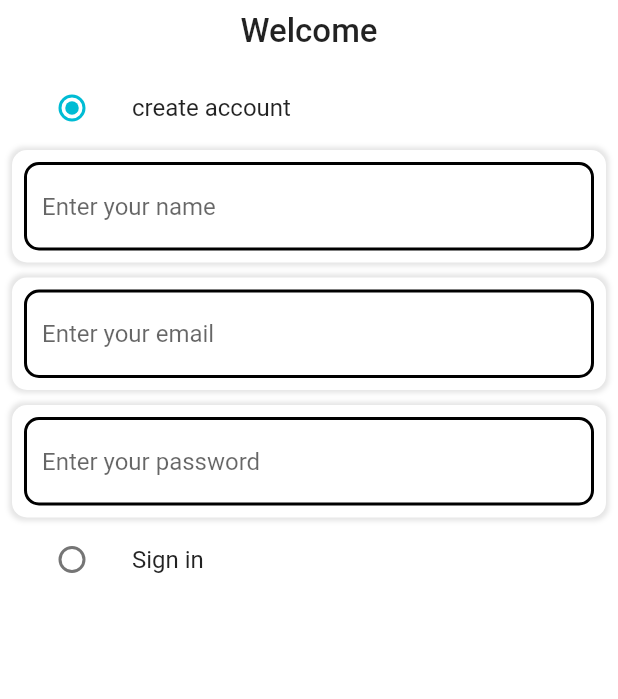
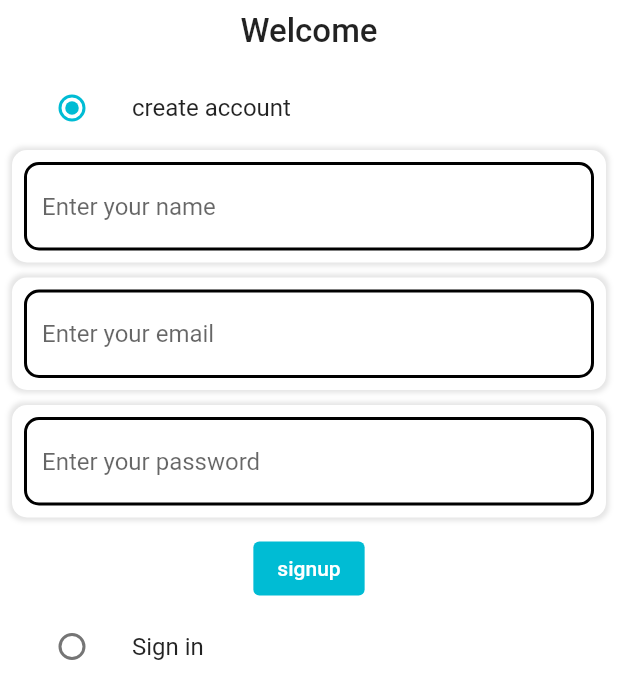
Before and after one commit to haithemmihoubi/amazon_clone, a Flutter app: the screen it shows after launch, on a phone screen of 412 x 824 dp. Shown: the top 699 px of the screen. Run offline on Flutter 3.47's test engine with Material 2 defaults, Android fonts, the phone set to English and light mode, and no system bars.

Commit message:
custom button

```diff
--- /dev/null
+++ b/lib/common/widgets/custom_button.dart
@@ -0,0 +1,21 @@
+import 'package:flutter/material.dart';
+
+class CustomButton extends StatelessWidget {
+  final String text;
+ final VoidCallback  onTap ;
+
+  const CustomButton({Key? key, required this.text, required this.onTap})
+      : super(key: key);
+
+  @override
+  Widget build(BuildContext context) {
+    return ElevatedButton(
+      onPressed:  onTap,
+      child: Text(text),
+    style: ElevatedButton.styleFrom(
+  elevation: 0,
+      maximumSize: const Size(double.infinity, 50)
+    ),
+    );
+  }
+}
--- a/lib/features/auth/screens/auth_screen.dart
+++ b/lib/features/auth/screens/auth_screen.dart
@@ -1,3 +1,4 @@
+import 'package:amazon_clone/common/widgets/custom_button.dart';
 import 'package:amazon_clone/common/widgets/custom_text_field.dart';
 import 'package:amazon_clone/constants/global_variables.dart';
 import 'package:flutter/material.dart';
@@ -19,8 +20,11 @@ class _AuthScreenState extends State<AuthScreen> {
   final _signinFormKey = GlobalKey<FormState>();
   final nameController = TextEditingController();
   final emailController = TextEditingController();
+
+  final passwordController1 = TextEditingController();
+  final emailController1 = TextEditingController();
+
   final passwordController = TextEditingController();
-
   @override
   void dispose() {
     // TODO: implement dispose
@@ -61,7 +65,7 @@ class _AuthScreenState extends State<AuthScreen> {
                         });
                       }),
                 ),
-                if (_auth == Auth.signup)
+                if(_auth == Auth.signup)
                   Form(
                       key: _signupFormKey,
                       child: Column(
@@ -81,8 +85,19 @@ class _AuthScreenState extends State<AuthScreen> {
                           CustomTextField(
                               controller: passwordController,
                               hint: "Enter your password"),
+                          const SizedBox(
+                            height: 10,
+                          ),
+                          CustomButton(
+                              text: 'signup',
+                              onTap: () {
+                                if (_signupFormKey.currentState!.validate()) {
+                                  print("valid");
+                                }
+                              }),
                         ],
                       )),
+
                 ListTile(
                   title: const Text(
                     "Sign in",
@@ -98,6 +113,32 @@ class _AuthScreenState extends State<AuthScreen> {
                         });
                       }),
                 ),
+                if(_auth == Auth.signin)
+                Form(
+                    key: _signinFormKey,
+                    child: Column(
+                      children: [
+                        CustomTextField(
+                            controller: emailController,
+                            hint: "Enter your email"),
+                        const SizedBox(
+                          height: 10,
+                        ),
+                        CustomTextField(
+                            controller: passwordController,
+                            hint: "Enter your password"),
+                        const SizedBox(
+                          height: 10,
+                        ),
+                        CustomButton(
+                            text: 'signup',
+                            onTap: () {
+                              if (_signinFormKey.currentState!.validate()) {
+                                print("valid");
+                              }
+                            }),
+                      ],
+                    )),
               ],
             ),
           ),
```
